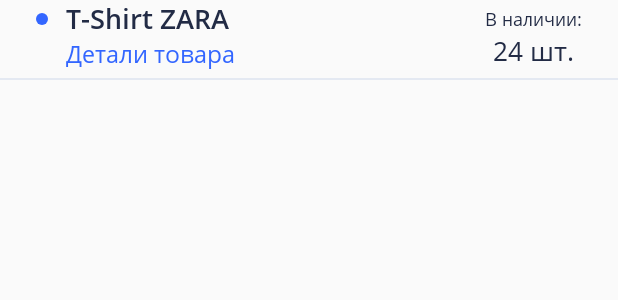
After one commit to emikoo/SalesAppKotlinProject, an Android app: the layout item_product_list.xml on its own in the app's theme, with its tools: preview values and no code run, on a phone screen of 412 x 824 dp. The commit adds this screen. Shown: the top 300 px of the screen. Run offline under Robolectric (Android 15) with nearby library versions, the phone set to English and light mode, and no system bars.

Commit message:
xml recycler product list

```diff
--- /dev/null
+++ b/app/src/main/res/drawable/view_blue_circle.xml
@@ -0,0 +1,8 @@
+<?xml version="1.0" encoding="utf-8"?>
+<shape xmlns:android="http://schemas.android.com/apk/res/android"
+    android:shape="oval">
+
+    <size android:width="8dp"
+        android:height="8dp"/>
+    <solid android:color="@color/color_main_blue"/>
+</shape>
--- a/app/src/main/res/layout/activity_main.xml
+++ b/app/src/main/res/layout/activity_main.xml
@@ -8,7 +8,7 @@
 
     <TextView
         android:id="@+id/main_title"
-        style="@style/title"
+        style="@style/title_style"
         android:layout_width="wrap_content"
         android:layout_height="wrap_content"
         app:layout_constraintStart_toStartOf="parent"
--- a/app/src/main/res/layout/fragment_product_list.xml
+++ b/app/src/main/res/layout/fragment_product_list.xml
@@ -23,7 +23,9 @@
         android:layout_width="match_parent"
         android:layout_height="0dp"
         app:layout_constraintBottom_toTopOf="@id/fab_add"
-        app:layout_constraintTop_toBottomOf="@id/search_field" />
+        app:layout_constraintTop_toBottomOf="@id/search_field"
+        android:layout_marginTop="@dimen/margin_recycler"
+        android:layout_marginBottom="@dimen/margin_recycler"/>
 
     <com.google.android.material.floatingactionbutton.FloatingActionButton
         android:id="@+id/fab_add"
--- /dev/null
+++ b/app/src/main/res/layout/item_product_list.xml
@@ -0,0 +1,68 @@
+<?xml version="1.0" encoding="utf-8"?>
+<androidx.constraintlayout.widget.ConstraintLayout xmlns:android="http://schemas.android.com/apk/res/android"
+    xmlns:app="http://schemas.android.com/apk/res-auto"
+    xmlns:tools="http://schemas.android.com/tools"
+    android:layout_width="match_parent"
+    android:layout_height="wrap_content"
+    android:layout_marginBottom="@dimen/margin_bottom_recycler">
+
+    <View
+        android:id="@+id/blue_circle"
+        android:layout_width="@dimen/size_view_blue_circle"
+        android:layout_height="@dimen/size_view_blue_circle"
+        android:layout_marginStart="@dimen/margin_item_product"
+        android:background="@drawable/view_blue_circle"
+        app:layout_constraintBottom_toBottomOf="@id/item_product_name"
+        app:layout_constraintStart_toStartOf="parent"
+        app:layout_constraintTop_toTopOf="@id/item_product_name" />
+
+    <TextView
+        android:id="@+id/item_product_name"
+        style="@style/subtitle_semibold_style"
+        android:layout_width="wrap_content"
+        android:layout_height="wrap_content"
+        android:layout_marginStart="12dp"
+        app:layout_constraintStart_toEndOf="@id/blue_circle"
+        app:layout_constraintTop_toTopOf="parent"
+        tools:text="T-Shirt ZARA" />
+
+    <TextView
+        style="@style/detail_title_style"
+        android:layout_width="wrap_content"
+        android:layout_height="wrap_content"
+        android:textColor="@color/color_main_blue"
+        app:layout_constraintStart_toStartOf="@id/item_product_name"
+        app:layout_constraintTop_toBottomOf="@id/item_product_name" />
+
+    <TextView
+        android:id="@+id/item_product_in_stock"
+        style="@style/mini_text_style"
+        android:layout_width="wrap_content"
+        android:layout_height="wrap_content"
+        android:layout_marginEnd="@dimen/margin_item_product"
+        android:text="@string/in_stock"
+        app:layout_constraintBottom_toBottomOf="@id/item_product_name"
+        app:layout_constraintEnd_toEndOf="parent"
+        app:layout_constraintTop_toTopOf="@id/item_product_name" />
+
+    <TextView
+        android:id="@+id/item_product_available_number"
+        style="@style/subtitle_regular_style"
+        android:layout_width="wrap_content"
+        android:layout_height="wrap_content"
+        app:layout_constraintEnd_toEndOf="@id/item_product_in_stock"
+        app:layout_constraintStart_toStartOf="@id/item_product_in_stock"
+        app:layout_constraintTop_toBottomOf="@id/item_product_in_stock"
+        tools:text="24 шт." />
+
+    <View
+        android:layout_width="match_parent"
+        android:layout_height="1dp"
+        android:layout_marginTop="6dp"
+        android:background="@color/color_search_stroke"
+        app:layout_constraintEnd_toEndOf="parent"
+        app:layout_constraintStart_toStartOf="parent"
+        app:layout_constraintTop_toBottomOf="@id/item_product_available_number" />
+
+
+</androidx.constraintlayout.widget.ConstraintLayout>
--- a/app/src/main/res/values/colors.xml
+++ b/app/src/main/res/values/colors.xml
@@ -6,7 +6,10 @@
 
     <color name="color_bottom_nav">#3366FF</color>
 
+    <color name="color_main_blue">#3366FF</color>
+
     <color name="color_bold_black_title">#151A30</color>
+    <color name="color_black_title">#222B45</color>
 
     <color name="color_search_stroke">#E4E9F2</color>
     <color name="color_search_fill">#F7F9FC</color>
--- a/app/src/main/res/values/dimens.xml
+++ b/app/src/main/res/values/dimens.xml
@@ -1,13 +1,23 @@
 <?xml version="1.0" encoding="utf-8"?>
 <resources>
-    <dimen name="radius_top_bottom_nav">20dp</dimen>
     <dimen name="height_bottom_nav">61dp</dimen>
-    <dimen name="icon_size_bottom_nav">33dp</dimen>
+    <dimen name="height_search_view">50dp</dimen>
+
     <dimen name="margin_title">34dp</dimen>
-    <dimen name="title_size">24sp</dimen>
-    <dimen name="height_search_view">50dp</dimen>
     <dimen name="margin_search_view">6dp</dimen>
     <dimen name="margin_fab">20dp</dimen>
+    <dimen name="margin_item_product">24dp</dimen>
+    <dimen name="margin_recycler">8dp</dimen>
+    <dimen name="margin_bottom_recycler">8dp</dimen>
+
+    <dimen name="icon_size_bottom_nav">33dp</dimen>
+    <dimen name="size_view_blue_circle">8dp</dimen>
+    <dimen name="radius_top_bottom_nav">20dp</dimen>
+
+    <dimen name="title_size">24sp</dimen>
+    <dimen name="subtitle_size">18dp</dimen>
+    <dimen name="detail_text_size">16sp</dimen>
+    <dimen name="mini_text_size">12sp</dimen>
 
 
 </resources>
--- a/app/src/main/res/values/strings.xml
+++ b/app/src/main/res/values/strings.xml
@@ -6,4 +6,6 @@
     <string name="hello_blank_fragment">Hello blank fragment</string>
     <string name="my_products">Мои товары</string>
     <string name="search">Поиск</string>
+    <string name="product_detail">Детали товара</string>
+    <string name="in_stock">В наличии:</string>
 </resources>
--- a/app/src/main/res/values/styles.xml
+++ b/app/src/main/res/values/styles.xml
@@ -7,7 +7,7 @@
         <item name="colorAccent">@color/color_bottom_nav</item>
     </style>
 
-    <style name="title">
+    <style name="title_style">
         <item name="android:layout_marginStart">@dimen/margin_title</item>
         <item name="android:layout_marginTop">@dimen/margin_title</item>
         <item name="android:fontFamily">@font/opensans_bold</item>
@@ -15,4 +15,28 @@
         <item name="android:textSize">@dimen/title_size</item>
     </style>
 
+    <style name="subtitle_semibold_style">
+        <item name="android:textSize">@dimen/subtitle_size</item>
+        <item name="android:fontFamily">@font/opensans_semibold</item>
+        <item name="android:textColor">@color/color_black_title</item>
+    </style>
+
+    <style name="subtitle_regular_style">
+        <item name="android:textSize">@dimen/subtitle_size</item>
+        <item name="android:fontFamily">@font/opensans_regular</item>
+        <item name="android:textColor">@color/color_black_title</item>
+    </style>
+
+    <style name="detail_title_style">
+        <item name="android:text">@string/product_detail</item>
+        <item name="android:fontFamily">@font/opensans_regular</item>
+        <item name="android:textSize">@dimen/detail_text_size</item>
+    </style>
+
+    <style name="mini_text_style">
+        <item name="android:textSize">@dimen/mini_text_size</item>
+        <item name="android:fontFamily">@font/opensans_regular</item>
+        <item name="android:textColor">@color/color_black_title</item>
+    </style>
+
 </resources>
```
